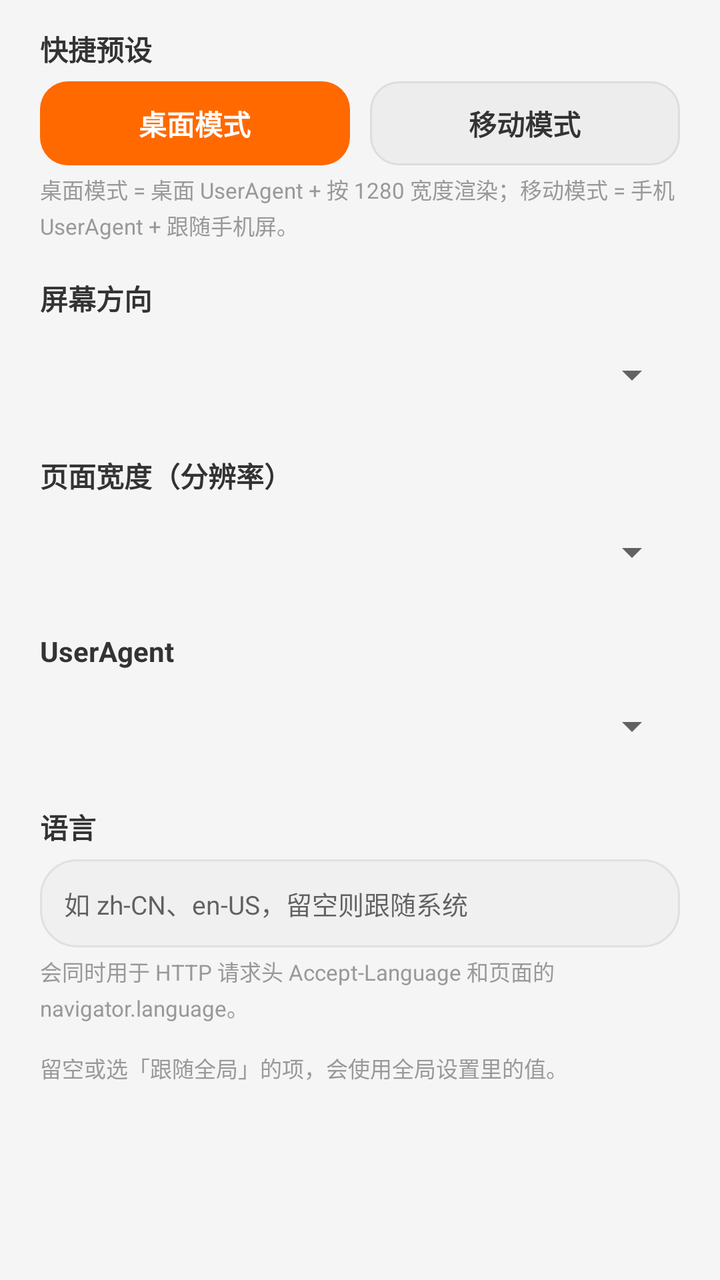
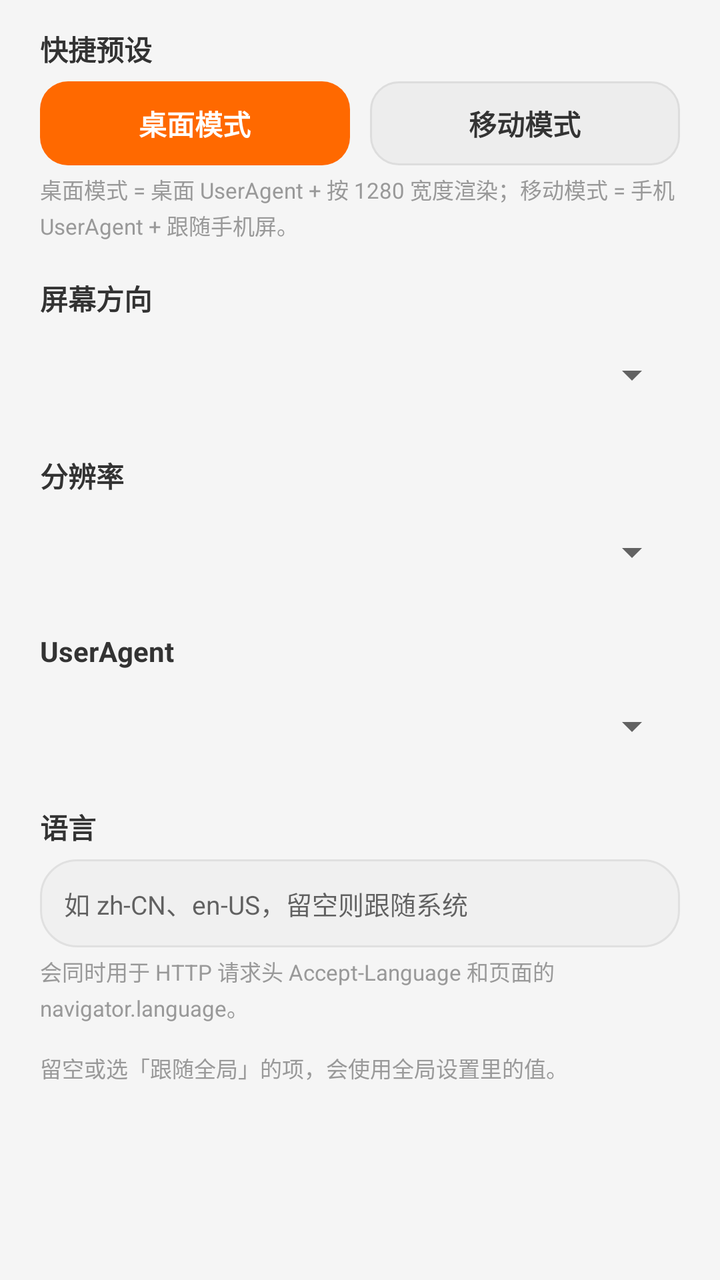

An Android layout rendered at two revisions. The XML below is the earlier revision; the diff shows what the commit changed to produce the second picture.
<!-- AndroidManifest.xml: application theme Theme.MobileBrowser -->
<!-- res/layout/dialog_site_settings.xml -->
<?xml version="1.0" encoding="utf-8"?>
<ScrollView xmlns:android="http://schemas.android.com/apk/res/android"
    android:layout_width="match_parent"
    android:layout_height="wrap_content">

    <LinearLayout
        android:layout_width="match_parent"
        android:layout_height="wrap_content"
        android:orientation="vertical"
        android:paddingStart="20dp"
        android:paddingEnd="20dp"
        android:paddingTop="8dp"
        android:paddingBottom="16dp">

        
        <TextView
            style="@style/SettingsLabel"
            android:layout_marginTop="6dp"
            android:text="@string/site_preset" />

        <LinearLayout
            android:layout_width="match_parent"
            android:layout_height="wrap_content"
            android:orientation="horizontal">

            <TextView
                android:id="@+id/btnPresetDesktop"
                android:layout_width="0dp"
                android:layout_height="42dp"
                android:layout_weight="1"
                android:gravity="center"
                android:text="@string/site_preset_desktop"
                android:textSize="14sp"
                android:textStyle="bold"
                android:textColor="@color/on_brand"
                android:background="@drawable/bg_tab_active" />

            <TextView
                android:id="@+id/btnPresetMobile"
                android:layout_width="0dp"
                android:layout_height="42dp"
                android:layout_weight="1"
                android:layout_marginStart="10dp"
                android:gravity="center"
                android:text="@string/site_preset_mobile"
                android:textSize="14sp"
                android:textStyle="bold"
                android:textColor="@color/text_primary"
                android:background="@drawable/bg_tab_inactive" />
        </LinearLayout>

        <TextView
            style="@style/SettingsHint"
            android:text="@string/site_preset_hint" />

        
        <TextView
            style="@style/SettingsLabel"
            android:text="@string/settings_orientation" />

        <Spinner
            android:id="@+id/spSiteOrientation"
            android:layout_width="match_parent"
            android:layout_height="44dp" />

        
        <TextView
            style="@style/SettingsLabel"
            android:text="@string/settings_width" />

        <Spinner
            android:id="@+id/spSiteWidth"
            android:layout_width="match_parent"
            android:layout_height="44dp" />

        
        <TextView
            style="@style/SettingsLabel"
            android:text="@string/settings_ua" />

        <Spinner
            android:id="@+id/spSiteUa"
            android:layout_width="match_parent"
            android:layout_height="44dp" />

        
        <TextView
            style="@style/SettingsLabel"
            android:text="@string/settings_language" />

        <EditText
            android:id="@+id/etSiteLanguage"
            android:layout_width="match_parent"
            android:layout_height="wrap_content"
            android:minHeight="44dp"
            android:background="@drawable/bg_url_bar"
            android:paddingStart="12dp"
            android:paddingEnd="12dp"
            android:paddingTop="10dp"
            android:paddingBottom="10dp"
            android:singleLine="true"
            android:textSize="13sp"
            android:inputType="text"
            android:importantForAutofill="no"
            android:hint="@string/settings_language_hint" />

        <TextView
            style="@style/SettingsHint"
            android:text="@string/site_language_hint" />

        <TextView
            style="@style/SettingsHint"
            android:layout_marginTop="14dp"
            android:text="@string/site_inherit_hint" />

    </LinearLayout>

</ScrollView>
<!-- resources referenced by this layout -->
<resources>
  <color name="on_brand">#FFFFFF</color>
  <color name="text_primary">#333333</color>
  <!-- drawable bg_tab_active (drawable) -->
  <?xml version="1.0" encoding="utf-8"?>
  <shape xmlns:android="http://schemas.android.com/apk/res/android"
      android:shape="rectangle">
      <solid android:color="@color/brand" />
      <corners android:radius="14dp" />
  </shape>
  <!-- drawable bg_tab_inactive (drawable) -->
  <?xml version="1.0" encoding="utf-8"?>
  <shape xmlns:android="http://schemas.android.com/apk/res/android"
      android:shape="rectangle">
      <solid android:color="@color/chip_inactive" />
      <corners android:radius="14dp" />
      <stroke android:width="1dp" android:color="@color/divider" />
  </shape>
  <!-- drawable bg_url_bar (drawable) -->
  <?xml version="1.0" encoding="utf-8"?>
  <shape xmlns:android="http://schemas.android.com/apk/res/android"
      android:shape="rectangle">
      <solid android:color="@color/input_background" />
      <corners android:radius="18dp" />
      <stroke android:width="1dp" android:color="@color/stroke" />
  </shape>
  <string name="settings_language">语言</string>
  <string name="settings_language_hint">如 zh-CN、en-US，留空则跟随系统</string>
  <string name="settings_orientation">屏幕方向</string>
  <string name="settings_ua">UserAgent</string>
  <string name="settings_width">页面宽度（分辨率）</string>
  <string name="site_inherit_hint">留空或选「跟随全局」的项，会使用全局设置里的值。</string>
  <string name="site_language_hint">会同时用于 HTTP 请求头 Accept-Language 和页面的 navigator.language。</string>
  <string name="site_preset">快捷预设</string>
  <string name="site_preset_desktop">桌面模式</string>
  <string name="site_preset_hint">桌面模式 = 桌面 UserAgent + 按 1280 宽度渲染；移动模式 = 手机 UserAgent + 跟随手机屏。</string>
  <string name="site_preset_mobile">移动模式</string>
  <style name="SettingsHint">
          <item name="android:layout_width">match_parent</item>
          <item name="android:layout_height">wrap_content</item>
          <item name="android:layout_marginTop">4dp</item>
          <item name="android:textSize">11sp</item>
          <item name="android:textColor">@color/text_tertiary</item>
          <item name="android:lineSpacingExtra">2dp</item>
      </style>
  <style name="SettingsLabel">
          <item name="android:layout_width">match_parent</item>
          <item name="android:layout_height">wrap_content</item>
          <item name="android:layout_marginTop">18dp</item>
          <item name="android:layout_marginBottom">6dp</item>
          <item name="android:textSize">14sp</item>
          <item name="android:textStyle">bold</item>
          <item name="android:textColor">@color/text_primary</item>
      </style>
  <style name="Theme.MobileBrowser" parent="Theme.MaterialComponents.DayNight.NoActionBar">
          <item name="colorPrimary">@color/brand</item>
          <item name="colorPrimaryVariant">@color/brand_variant</item>
          <item name="colorOnPrimary">@color/on_brand</item>
          <item name="android:windowBackground">@color/window_background</item>
      </style>
  <color name="brand">#FF6900</color>
  <color name="chip_inactive">#EDEDED</color>
  <color name="divider">#DDDDDD</color>
  <color name="input_background">#F0F0F0</color>
  <color name="stroke">#E0E0E0</color>
  <color name="text_tertiary">#999999</color>
  <color name="brand_variant">#CC5500</color>
  <color name="window_background">#F5F5F5</color>
</resources>

<!-- the commit's change to res/layout/dialog_site_settings.xml (unified diff, before → after) -->
@@ -74,6 +74,68 @@
             android:layout_height="44dp" />
 
         
+        <LinearLayout
+            android:id="@+id/customSizeRow"
+            android:layout_width="match_parent"
+            android:layout_height="wrap_content"
+            android:layout_marginTop="8dp"
+            android:orientation="horizontal"
+            android:gravity="center_vertical"
+            android:visibility="gone">
+
+            <TextView
+                android:layout_width="wrap_content"
+                android:layout_height="wrap_content"
+                android:labelFor="@id/etCustomWidth"
+                android:text="@string/custom_width"
+                android:textSize="13sp"
+                android:textColor="@color/text_secondary" />
+
+            <EditText
+                android:id="@+id/etCustomWidth"
+                android:layout_width="0dp"
+                android:layout_height="44dp"
+                android:layout_weight="1"
+                android:layout_marginStart="8dp"
+                android:background="@drawable/bg_url_bar"
+                android:paddingStart="12dp"
+                android:paddingEnd="12dp"
+                android:singleLine="true"
+                android:textSize="13sp"
+                android:inputType="number"
+                android:importantForAutofill="no" />
+
+            <TextView
+                android:layout_width="wrap_content"
+                android:layout_height="wrap_content"
+                android:layout_marginStart="12dp"
+                android:labelFor="@id/etCustomHeight"
+                android:text="@string/custom_height"
+                android:textSize="13sp"
+                android:textColor="@color/text_secondary" />
+
+            <EditText
+                android:id="@+id/etCustomHeight"
+                android:layout_width="0dp"
+                android:layout_height="44dp"
+                android:layout_weight="1"
+                android:layout_marginStart="8dp"
+                android:background="@drawable/bg_url_bar"
+                android:paddingStart="12dp"
+                android:paddingEnd="12dp"
+                android:singleLine="true"
+                android:textSize="13sp"
+                android:inputType="number"
+                android:importantForAutofill="no" />
+        </LinearLayout>
+
+        <TextView
+            android:id="@+id/tvCustomSizeHint"
+            style="@style/SettingsHint"
+            android:text="@string/custom_size_hint"
+            android:visibility="gone" />
+
+        
         <TextView
             style="@style/SettingsLabel"
             android:text="@string/settings_ua" />
<!-- resource entries referenced after the edit -->
@@ -2,6 +2,7 @@
 <resources>
   <color name="on_brand">#FFFFFF</color>
   <color name="text_primary">#333333</color>
+  <color name="text_secondary">#666666</color>
   <!-- drawable bg_tab_active (drawable) -->
   <?xml version="1.0" encoding="utf-8"?>
   <shape xmlns:android="http://schemas.android.com/apk/res/android"
@@ -25,11 +26,14 @@
       <corners android:radius="18dp" />
       <stroke android:width="1dp" android:color="@color/stroke" />
   </shape>
+  <string name="custom_height">高</string>
+  <string name="custom_size_hint">填了高度就按这个比例模拟一块屏幕：等比缩放、四周留白。\n高度留空 = 不限高，只按宽度缩放，网页铺满屏宽。</string>
+  <string name="custom_width">宽</string>
   <string name="settings_language">语言</string>
   <string name="settings_language_hint">如 zh-CN、en-US，留空则跟随系统</string>
   <string name="settings_orientation">屏幕方向</string>
   <string name="settings_ua">UserAgent</string>
-  <string name="settings_width">页面宽度（分辨率）</string>
+  <string name="settings_width">分辨率</string>
   <string name="site_inherit_hint">留空或选「跟随全局」的项，会使用全局设置里的值。</string>
   <string name="site_language_hint">会同时用于 HTTP 请求头 Accept-Language 和页面的 navigator.language。</string>
   <string name="site_preset">快捷预设</string>
